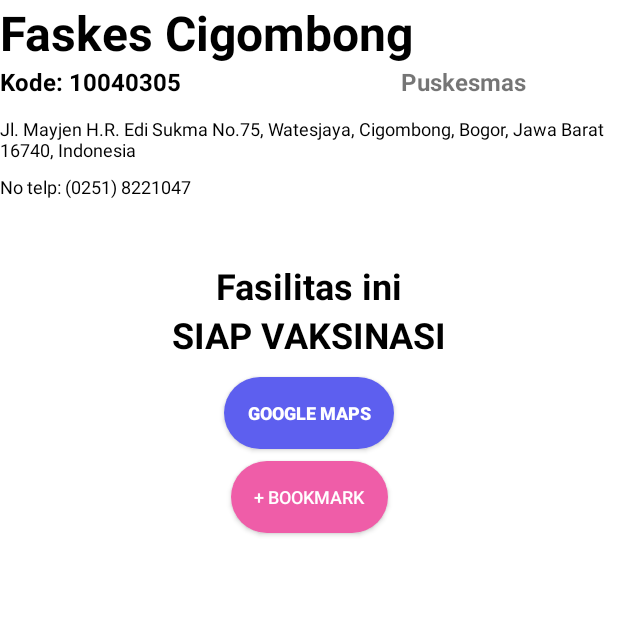
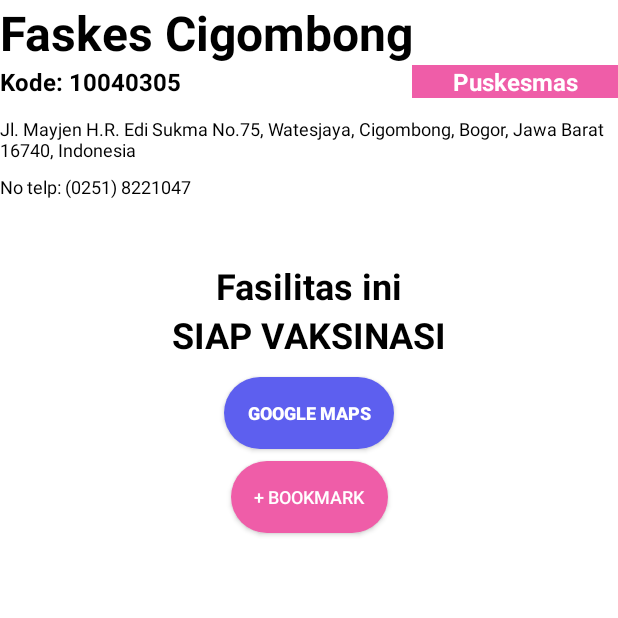
Before and after one commit to leomatt547/perlu-dilindungi, an Android app: the FaskesDetailActivity screen opened directly, with no data from a screen before it, on a phone screen of 412 x 824 dp, the top half of it. Run offline under Robolectric (Android 15) with nearby library versions, the phone set to English and light mode, and no system bars.

Commit message:
change jenis faskes background color

```diff
--- a/PerluDilindungi/app/src/main/res/layout/activity_faskes_detail.xml
+++ b/PerluDilindungi/app/src/main/res/layout/activity_faskes_detail.xml
@@ -33,7 +33,7 @@
             android:id="@+id/lbl_faskes_kode"
             android:layout_width="0dp"
             android:layout_height="wrap_content"
-            android:layout_weight="1"
+            android:layout_weight="2"
             android:text="Kode: 10040305"
             android:textColor="@color/black"
             android:textSize="16sp"
@@ -44,7 +44,9 @@
             android:layout_width="0dp"
             android:layout_height="wrap_content"
             android:layout_weight="1"
+            android:background="#EF5DA8"
             android:text="Puskesmas"
+            android:textColor="@color/white"
             android:textAlignment="center"
             android:textSize="16sp"
             android:textStyle="bold" />
```
Also changed, not shown: PerluDilindungi/app/src/main/java/com/android72/perludilindungi/ui/faskes/FaskesAdapter.kt (+13 -1 lines), PerluDilindungi/app/src/main/java/com/android72/perludilindungi/ui/faskes/FaskesDetailActivity.kt (+11 -1 lines), PerluDilindungi/app/src/main/res/layout/row_faskes.xml (+5 -2 lines).
